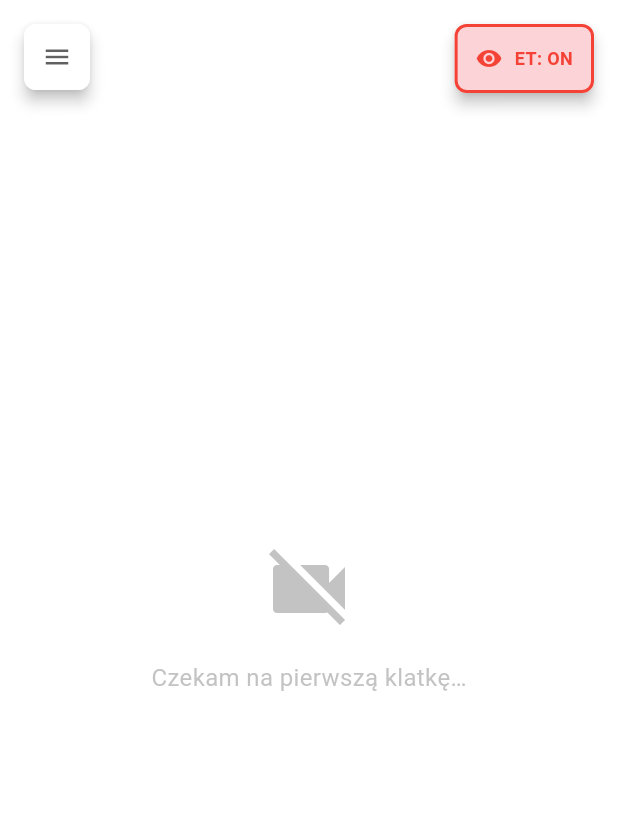
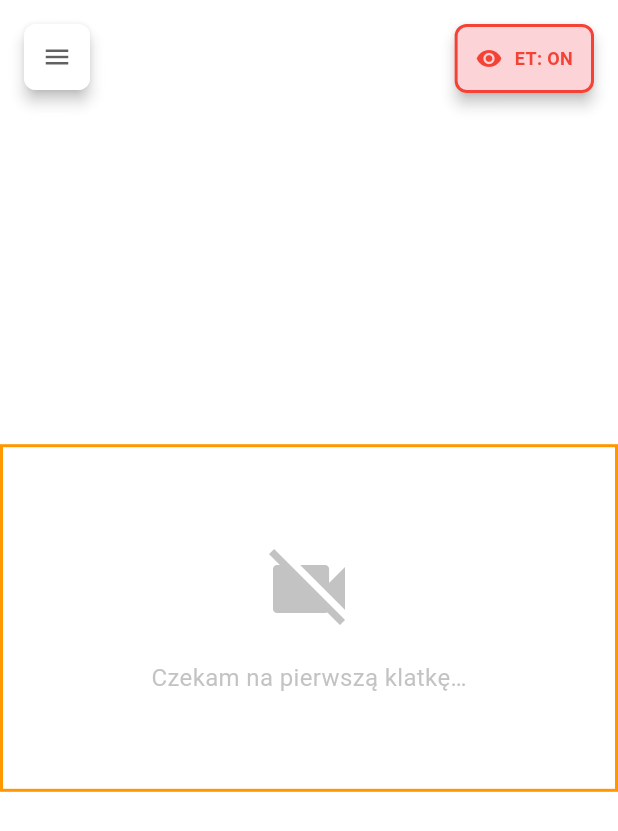
Before and after one commit to KN-Signum/fast_vr_dashboard, a Flutter app: the Viewer widget shown alone on an empty page, opened directly with empty values, on a phone screen of 412 x 824 dp. Shown: the top 831 px of the screen. Run offline on Flutter 3.47's test engine with Material 3 defaults, Android fonts, the phone set to English and light mode, and no system bars; our stand-ins replace fl_chart, web; missing offline and left inert: dart:js_interop.

Commit message:
update websocket port to 8080 and enhance viewer widget layout
Co-authored-by: Copilot <copilot@github.com>

```diff
--- a/frontend/lib/widgets/viewer.dart
+++ b/frontend/lib/widgets/viewer.dart
@@ -68,13 +68,18 @@ class Viewer extends StatelessWidget {
 
     return AspectRatio(
       aspectRatio: 16 / 9,
+      child: Container(
+        decoration: BoxDecoration(
+          border: Border.all(color: Colors.blue, width: 2),
+        ),
         child: Stack(
           children: [
             // Game preview image
             Image.memory(
               frame,
               gaplessPlayback: true, // Kluczowe: zapobiega mruganiu
-            filterQuality: FilterQuality.low, // Wyższa wydajność w przeglądarce
+              filterQuality:
+                  FilterQuality.low, // Wyższa wydajność w przeglądarce
               fit: BoxFit.contain,
             ),
 
@@ -93,12 +98,19 @@ class Viewer extends StatelessWidget {
             ),
           ],
         ),
+      ),
     );
   }
 
   // Widget zastępczy, gdy nie ma obrazu
   Widget _buildPlaceholder() {
-    return Column(
+    return AspectRatio(
+      aspectRatio: 16 / 9,
+      child: Container(
+        decoration: BoxDecoration(
+          border: Border.all(color: Colors.orange, width: 2),
+        ),
+        child: Column(
           mainAxisAlignment: MainAxisAlignment.center,
           children: const [
             Icon(
@@ -115,6 +127,8 @@ class Viewer extends StatelessWidget {
               ),
             ),
           ],
+        ),
+      ),
     );
   }
 
```
Also changed, not shown: 2 other files. Lines whose indentation alone changed are shown as unchanged.
